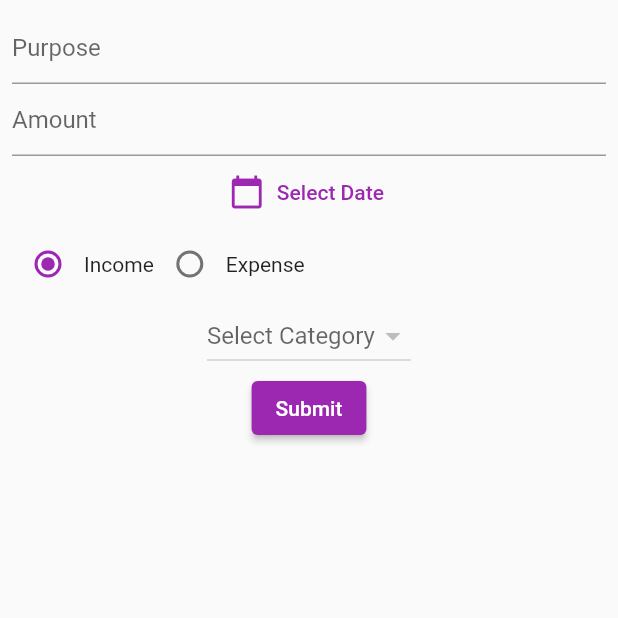
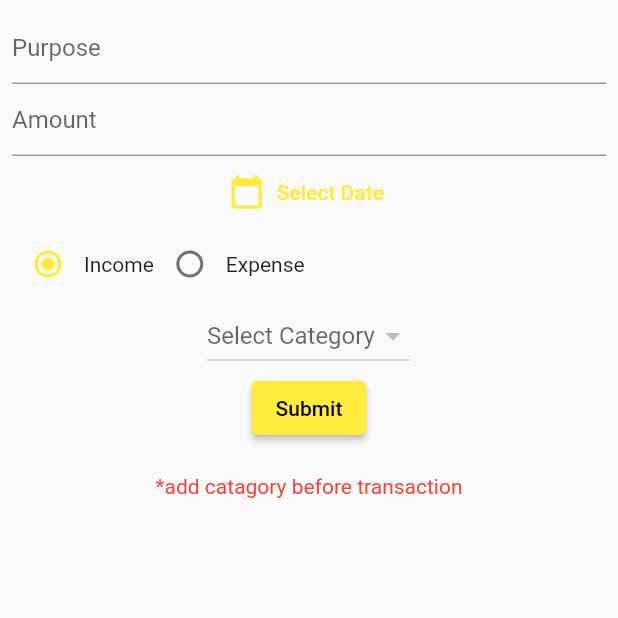
Before and after one commit to SidhardhCR/Money-Manager-App-Flutter, a Flutter app: the screen it shows after launch, after a tap on the "add" icon, on a phone screen of 412 x 824 dp, the top half of it. Run offline on Flutter 3.47's test engine with Material 2 defaults, Android fonts, the phone set to English and light mode, and no system bars; our stand-ins replace flutter_slidable, hive_flutter; accounts and stored records are empty.

Commit message:
deleteTransactionDone

```diff
--- a/lib/main.dart
+++ b/lib/main.dart
@@ -21,15 +21,11 @@ class MyApp extends StatelessWidget {
   @override
   Widget build(BuildContext context) {
     return MaterialApp(
-
       theme: ThemeData(
-
-        primarySwatch: Colors.purple,
+        primarySwatch: Colors.yellow,
       ),
       home: ScreenHome(),
-      routes:{
-        AddTransactionScreen.routname:(ctx)=> AddTransactionScreen()
-      },
+      routes: {AddTransactionScreen.routname: (ctx) => AddTransactionScreen()},
     );
   }
 }
--- a/lib/screens/category/expense_category_list.dart
+++ b/lib/screens/category/expense_category_list.dart
@@ -4,33 +4,38 @@ import '../../db/catergory/category_dbfunction.dart';
 import '../../model/category/category_dbmodel.dart';
 
 class ExpenseCategoryList extends StatelessWidget {
-  const ExpenseCategoryList({ Key? key }) : super(key: key);
+  const ExpenseCategoryList({Key? key}) : super(key: key);
 
   @override
   Widget build(BuildContext context) {
     return ValueListenableBuilder(
         valueListenable: CategoryDB().expenseListNotifier,
-      builder: (BuildContext ctx, List<CategoryModel> newList, Widget?_){
+        builder: (BuildContext ctx, List<CategoryModel> newList, Widget? _) {
+          if (CategoryDB.instance.expenseListNotifier.value.isEmpty) {
+            return Center(child: Text('Add some category'));
+          }
           return ListView.separated(
-      itemBuilder: (ctx,index){
+            itemBuilder: (ctx, index) {
               final _category = newList[index];
               return Card(
                 margin: EdgeInsets.all(4.0),
                 child: ListTile(
                   title: Text(_category.name),
-            trailing: IconButton(onPressed: (){
+                  trailing: IconButton(
+                      onPressed: () {
                         CategoryDB.instance.deleteCategory(_category.id);
-            }, icon: Icon(Icons.delete, color:Colors.red)),
+                      },
+                      icon: Icon(Icons.delete, color: Colors.red)),
                 ),
               );
             },
-      separatorBuilder: (ctx,index){
-        return SizedBox(height: 10,);
+            separatorBuilder: (ctx, index) {
+              return SizedBox(
+                height: 10,
+              );
             },
             itemCount: newList.length,
-
           );
         });
-
   }
 }
--- a/lib/screens/category/income_category_list.dart
+++ b/lib/screens/category/income_category_list.dart
@@ -4,35 +4,38 @@ import 'package:money_manager_app/db/catergory/category_dbfunction.dart';
 import '../../model/category/category_dbmodel.dart';
 
 class IncomeCategoryList extends StatelessWidget {
-  const IncomeCategoryList({ Key? key }) : super(key: key);
-
-
+  const IncomeCategoryList({Key? key}) : super(key: key);
 
   @override
   Widget build(BuildContext context) {
     return ValueListenableBuilder(
         valueListenable: CategoryDB().incomeListNotifier,
-      builder: (BuildContext ctx, List<CategoryModel> newList, Widget?_){
+        builder: (BuildContext ctx, List<CategoryModel> newList, Widget? _) {
+          if (CategoryDB.instance.incomeListNotifier.value.isEmpty) {
+            return Center(child: Text('Add some category'));
+          }
           return ListView.separated(
-      itemBuilder: (ctx,index){
+            itemBuilder: (ctx, index) {
               final _category = newList[index];
               return Card(
                 margin: EdgeInsets.all(4.0),
                 child: ListTile(
                   title: Text(_category.name),
-            trailing: IconButton(onPressed: (){
+                  trailing: IconButton(
+                      onPressed: () {
                         CategoryDB.instance.deleteCategory(_category.id);
-            }, icon: Icon(Icons.delete, color:Colors.red)),
+                      },
+                      icon: Icon(Icons.delete, color: Colors.red)),
                 ),
               );
             },
-      separatorBuilder: (ctx,index){
-        return SizedBox(height: 10,);
+            separatorBuilder: (ctx, index) {
+              return SizedBox(
+                height: 10,
+              );
             },
             itemCount: newList.length,
-
           );
         });
-
   }
 }
--- a/lib/screens/home/screen_home.dart
+++ b/lib/screens/home/screen_home.dart
@@ -8,46 +8,48 @@ import 'package:money_manager_app/screens/transaction/screen_transaction.dart';
 import 'widgets/bottom_navigationbar.dart';
 
 class ScreenHome extends StatelessWidget {
-   ScreenHome({ Key? key }) : super(key: key);
+  ScreenHome({Key? key}) : super(key: key);
 
   static ValueNotifier<int> selectedIndex = ValueNotifier(0);
-
 
   final _page = [
     ScreenTransaction(),
     ScreenCategory(),
   ];
 
-
-
   @override
   Widget build(BuildContext context) {
-
     return Scaffold(
       backgroundColor: Colors.grey[100],
-      body: SafeArea(child: ValueListenableBuilder(
-        valueListenable:selectedIndex ,
-        builder: (BuildContext ctx, int updatedIndex, Widget? _){
+      body: SafeArea(
+          child: ValueListenableBuilder(
+        valueListenable: selectedIndex,
+        builder: (BuildContext ctx, int updatedIndex, Widget? _) {
           return _page[updatedIndex];
         },
       )),
       bottomNavigationBar: MoneyManagerBottomNavigationBar(),
-      floatingActionButton: FloatingActionButton(onPressed: (){
-            if(selectedIndex.value==0){
+      floatingActionButton: FloatingActionButton(
+        onPressed: () {
+          if (selectedIndex.value == 0) {
             Navigator.of(context).pushNamed(AddTransactionScreen.routname);
             print('transaction added');
-            }
-            else{
+          } else {
             CategoryAddPopup(context);
             print('category added');
-
-
           }
         },
         child: Icon(Icons.add),
       ),
-      appBar: AppBar(title: Text('Money Manager',),centerTitle: true,),
-
+      appBar: AppBar(
+        title: Text(
+          'Money Manager',
+          style: TextStyle(
+            fontWeight: FontWeight.bold,
+          ),
+        ),
+        centerTitle: true,
+      ),
     );
   }
 }
--- a/lib/screens/home/widgets/bottom_navigationbar.dart
+++ b/lib/screens/home/widgets/bottom_navigationbar.dart
@@ -2,7 +2,7 @@ import 'package:flutter/material.dart';
 import 'package:money_manager_app/screens/home/screen_home.dart';
 
 class MoneyManagerBottomNavigationBar extends StatelessWidget {
-  const MoneyManagerBottomNavigationBar({ Key? key }) : super(key: key);
+  const MoneyManagerBottomNavigationBar({Key? key}) : super(key: key);
 
   @override
   Widget build(BuildContext context) {
@@ -10,19 +10,19 @@ class MoneyManagerBottomNavigationBar extends StatelessWidget {
       valueListenable: ScreenHome.selectedIndex,
       builder: (BuildContext ctx, int updatedIndex, Widget? _) {
         return BottomNavigationBar(
-              selectedItemColor: Colors.purple,
-        onTap: (newIndex){
+          selectedItemColor: Colors.yellowAccent.shade700,
+          onTap: (newIndex) {
             ScreenHome.selectedIndex.value = newIndex;
           },
           currentIndex: updatedIndex,
           items: [
-        BottomNavigationBarItem(icon: Icon(Icons.home),label: 'Transactions'),
-        BottomNavigationBarItem(icon: Icon(Icons.category),label: 'Category')
+            BottomNavigationBarItem(
+                icon: Icon(Icons.home), label: 'Transactions'),
+            BottomNavigationBarItem(
+                icon: Icon(Icons.category), label: 'Category')
           ],
-
         );
       },
-
     );
   }
 }
--- a/lib/screens/transaction/add_trancation_screen/add_transaction.dart
+++ b/lib/screens/transaction/add_trancation_screen/add_transaction.dart
@@ -123,11 +123,16 @@ class _AddTransactionScreenState extends State<AddTransactionScreen> {
                 }),
             ElevatedButton(
                 onPressed: () {
-                 insertTransaction();
-
-
+                  insertTransaction();
                 },
-                child: Text('Submit'))
+                child: Text('Submit')),
+            Padding(
+              padding: const EdgeInsets.only(top: 20),
+              child: Text(
+                '*add catagory before transaction',
+                style: TextStyle(color: Colors.red),
+              ),
+            )
           ],
         ),
       )),
@@ -168,8 +173,8 @@ class _AddTransactionScreenState extends State<AddTransactionScreen> {
       category: _selcetedCategoryModel!,
     );
 
-   await TransactionDB.instance.addTransaction(model);
-   Navigator.of(context).pop();
+    await TransactionDB.instance.addTransaction(model);
+    Navigator.of(context).pop();
     TransactionDB.instance.refreshUI();
   }
 }
--- a/pubspec.yaml
+++ b/pubspec.yaml
@@ -30,6 +30,7 @@ dependencies:
   cupertino_icons: 1.0.2
   flutter:
     sdk: flutter
+  flutter_slidable: ^2.0.0
   hive: 2.2.3
   hive_flutter: ^1.1.0
   intl: 0.17.0
```
Also changed, not shown: lib/db/transaction/transaction_db_functions.dart (+9 -0 lines), lib/screens/transaction/screen_transaction.dart (+23 -1 lines), pubspec.lock. Lines whose indentation alone changed are shown as unchanged.
